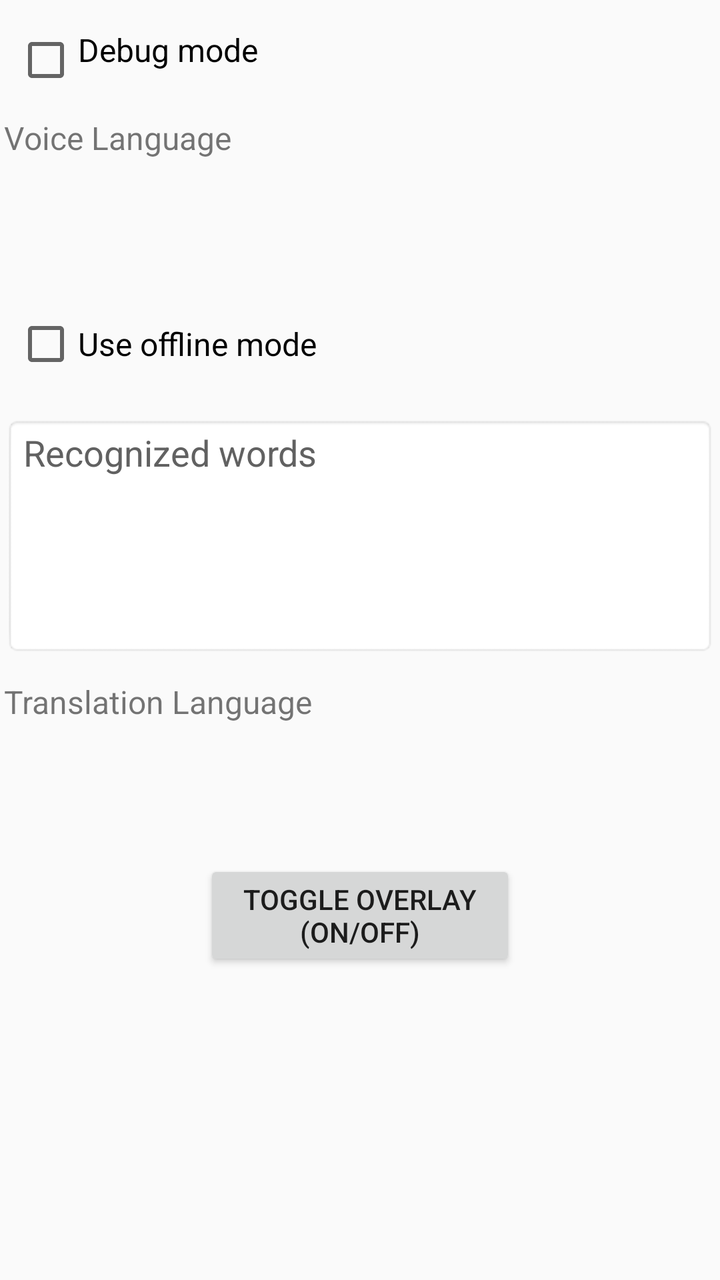
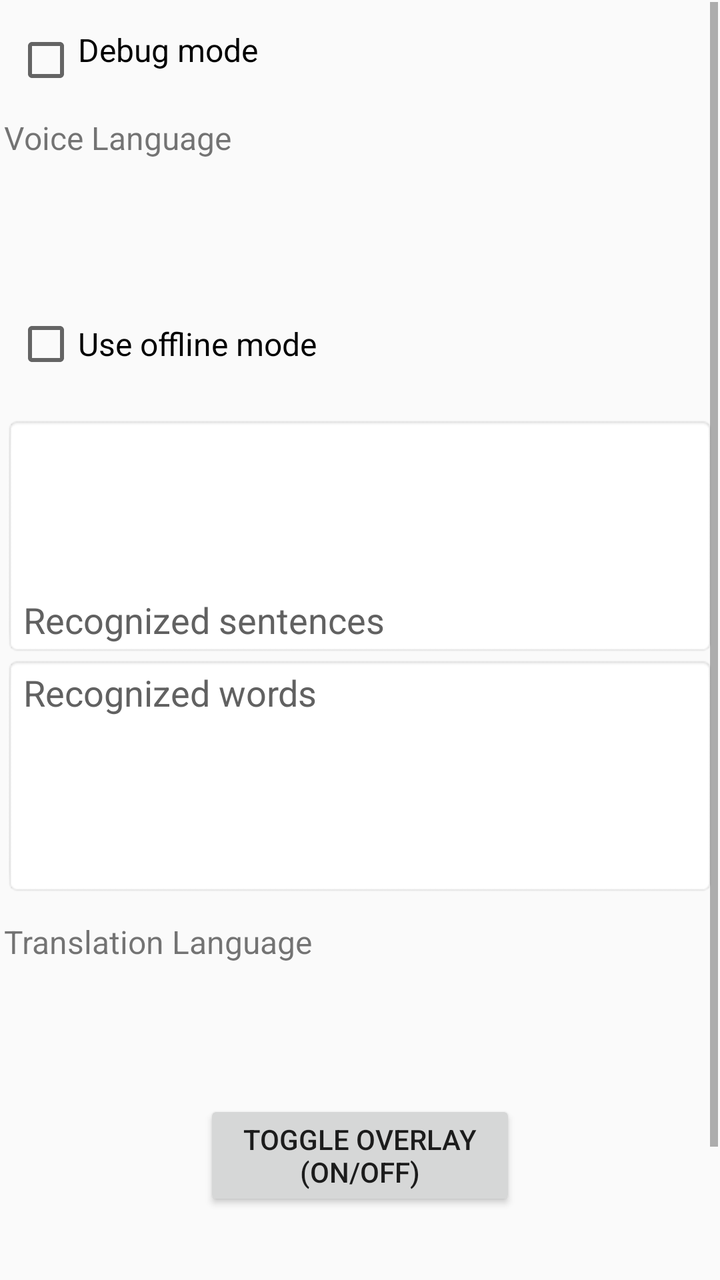

Two renders of the same Android screen: before a commit and after it. Below are the layout's source before the change and the commit's diff.
<!-- AndroidManifest.xml: application theme AppTheme -->
<!-- res/layout/activity_main.xml -->
<?xml version="1.0" encoding="utf-8"?>
<ScrollView xmlns:android="http://schemas.android.com/apk/res/android"
    xmlns:tools="http://schemas.android.com/tools"
    android:id="@+id/root"
    android:layout_width="fill_parent"
    android:layout_height="fill_parent"
    android:layout_marginLeft="5dp"
    android:layout_marginRight="5dp"
    android:layout_gravity="center_horizontal"
    android:orientation="vertical"
    android:padding="1dp"
    android:fillViewport="false"
    >
    <TableLayout
        android:layout_width="match_parent"
        android:layout_height="wrap_content"
        android:paddingLeft="1dp"
        android:paddingRight="1dp"
        android:paddingTop="1dp"
        android:paddingBottom="1dp"
        tools:context=".MainActivity"
        >
        <View
            android:layout_width="match_parent"
            android:layout_height="12sp"
            />
        <CheckBox
            android:id="@+id/checkbox_debug_mode"
            android:text="@string/debug_mode"
            android:minHeight="32dp"
            android:padding="0dp"
            android:gravity="start"
            android:textAlignment="gravity"
            android:textSize="16sp"
            android:layout_width="wrap_content"
            android:layout_height="wrap_content"
            android:layout_marginStart="5dp"
            android:layout_marginTop="0dp"
            android:layout_marginEnd="5dp"
            android:layout_marginBottom="0dp"
            android:checked="false"
            />
        <View
            android:layout_width="match_parent"
            android:layout_height="12sp"
            />
        <TableRow>
            <TextView
                android:id="@+id/textview_text1"
                android:text="@string/voice_language"
                android:gravity="start"
                android:textSize="16sp"
                android:textAlignment="gravity"
                android:layout_width="wrap_content"
                android:layout_height="40dp"
                />

            <Spinner
                android:id="@+id/spinner_src_languages"
                android:contentDescription="@string/spinner_src_languages"
                android:spinnerMode="dropdown"
                android:backgroundTint="@color/colorPrimary"
                android:gravity="start"
                android:textAlignment="gravity"
                android:minHeight="40dp"
                android:layout_marginStart="12dp"
                android:layout_width="228dp"
                android:layout_height="wrap_content"
                />
        </TableRow>
        <TextView
            android:id="@+id/textview_src_dialect"
            android:textSize="14sp"
            android:gravity="center"
            android:textAlignment="gravity"
            android:layout_width="wrap_content"
            android:layout_height="wrap_content"
            />
        <TextView
            android:id="@+id/textview_src"
            android:textSize="14sp"
            android:gravity="center"
            android:textAlignment="gravity"
            android:layout_width="wrap_content"
            android:layout_height="wrap_content"
            />
        <View
            android:layout_width="match_parent"
            android:layout_height="12sp"
            />
        <TableRow
            android:layout_width="match_parent"
            android:layout_height="wrap_content">
            <CheckBox
                android:id="@+id/checkbox_offline_mode"
                android:layout_width="wrap_content"
                android:layout_height="48dp"
                android:layout_marginStart="5dp"
                android:gravity="center_vertical"
                android:padding="0dp"
                android:text="@string/use_offline_mode"
                android:textSize="16sp"
                />
            <Button
                android:id="@+id/button_download_language"
                android:layout_width="wrap_content"
                android:layout_height="wrap_content"
                android:layout_marginStart="8dp"
                android:layout_marginEnd="5dp"
                android:paddingStart="2dp"
                android:paddingEnd="2dp"
                android:minWidth="0dp"
                android:text="@string/download_language"
                android:textSize="14sp"
                android:visibility="gone"
                />
        </TableRow>
        <View
            android:layout_width="match_parent"
            android:layout_height="12sp"
            />
        <EditText
            android:id="@+id/voice_text"
            android:layout_width="match_parent"
            android:layout_height="120dp"
            android:autofillHints=""
            android:background="@android:drawable/editbox_background"
            android:gravity="start"
            android:focusable="false"
            android:focusableInTouchMode="true"
            android:hint="@string/recognized_words"
            android:maxLines="3"
            android:textSize="18sp"
            android:textAlignment="gravity"
            android:textColorHint="#616161"
            tools:ignore="LabelFor,TextFields"
            />
        <View
            android:layout_width="match_parent"
            android:layout_height="12sp"
            />
        <TableRow>
            <TextView
                android:id="@+id/textview_text2"
                android:layout_width="wrap_content"
                android:layout_height="40dp"
                android:gravity="start"
                android:text="@string/translation_language"
                android:textAlignment="gravity"
                android:textSize="16sp"
                />

            <Spinner
                android:id="@+id/spinner_dst_languages"
                android:contentDescription="@string/spinner_dst_languages"
                android:spinnerMode="dropdown"
                android:backgroundTint="@color/colorPrimary"
                android:gravity="start"
                android:textAlignment="gravity"
                android:minHeight="40dp"
                android:layout_marginStart="12dp"
                android:layout_width="228dp"
                android:layout_height="wrap_content"
                />
        </TableRow>
        <TextView
            android:id="@+id/textview_dst_dialect"
            android:textSize="14sp"
            android:gravity="center"
            android:textAlignment="gravity"
            android:layout_width="wrap_content"
            android:layout_height="wrap_content"
            />
        <TextView
            android:id="@+id/textview_dst"
            android:textSize="14sp"
            android:gravity="center"
            android:textAlignment="gravity"
            android:layout_width="wrap_content"
            android:layout_height="wrap_content"
            />
        <View
            android:layout_width="match_parent"
            android:layout_height="12sp"
            />
        <Button
            android:id="@+id/button_toggle_overlay"
            android:layout_marginLeft="100dp"
            android:layout_marginRight="100dp"
            android:layout_height="wrap_content"
            android:layout_width="wrap_content"
            android:text="@string/toggle_overlay"
            android:textSize="14sp"
            />
        <View
            android:layout_width="match_parent"
            android:layout_height="12sp"
            />
        <TextView
            android:id="@+id/textview_recognizing"
            android:textSize="14sp"
            android:gravity="center"
            android:textAlignment="gravity"
            android:layout_width="wrap_content"
            android:layout_height="wrap_content"
            />
        <TextView
            android:id="@+id/textview_overlaying"
            android:textSize="14sp"
            android:gravity="center"
            android:textAlignment="gravity"
            android:layout_width="wrap_content"
            android:layout_height="wrap_content"
            />
        <TextView
            android:id="@+id/textview_debug"
            android:textSize="14sp"
            android:gravity="center"
            android:textAlignment="gravity"
            android:layout_width="wrap_content"
            android:layout_height="wrap_content"
            />
        <TextView
            android:id="@+id/textview_output_messages"
            android:textSize="14sp"
            android:gravity="center"
            android:textAlignment="gravity"
            android:layout_width="wrap_content"
            android:layout_height="wrap_content"
            />
        <TextView
            android:id="@+id/textview_mlkit_status"
            android:textSize="14sp"
            android:gravity="center"
            android:textAlignment="gravity"
            android:layout_width="wrap_content"
            android:layout_height="wrap_content"
            />
    </TableLayout>
</ScrollView>
<!-- resources referenced by this layout -->
<resources>
  <color name="colorPrimary">#6200EE</color>
  <string name="debug_mode">Debug mode</string>
  <string name="download_language">DOWNLOAD LANGUAGE</string>
  <string name="recognized_words">Recognized words</string>
  <string name="spinner_dst_languages">spinner_dst_languages</string>
  <string name="spinner_src_languages">spinner_src_languages</string>
  <string name="toggle_overlay">Toggle Overlay\n(ON/OFF)</string>
  <string name="translation_language">Translation Language</string>
  <string name="use_offline_mode">Use offline mode</string>
  <string name="voice_language">Voice Language</string>
  <style name="AppTheme" parent="Theme.AppCompat.Light.DarkActionBar">
          
          <item name="colorPrimary">@color/colorPrimary</item>
          <item name="colorPrimaryDark">@color/colorPrimaryDark</item>
          <item name="colorAccent">@color/colorAccent</item>
      </style>
  <color name="colorPrimaryDark">#3700B3</color>
  <color name="colorAccent">#03DAC5</color>
</resources>

<!-- the commit's change to res/layout/activity_main.xml (unified diff, before → after) -->
@@ -120,6 +120,22 @@
             android:layout_height="12sp"
             />
         <EditText
+            android:id="@+id/full_voice_text"
+            android:layout_width="match_parent"
+            android:layout_height="120dp"
+            android:autofillHints=""
+            android:background="@android:drawable/editbox_background"
+            android:gravity="bottom"
+            android:focusable="false"
+            android:focusableInTouchMode="true"
+            android:hint="@string/recognized_sentences"
+            android:maxLines="3"
+            android:textSize="18sp"
+            android:textAlignment="gravity"
+            android:textColorHint="#616161"
+            tools:ignore="LabelFor,TextFields"
+            />
+        <EditText
             android:id="@+id/voice_text"
             android:layout_width="match_parent"
             android:layout_height="120dp"
<!-- resource entries referenced after the edit -->
@@ -3,6 +3,7 @@
   <color name="colorPrimary">#6200EE</color>
   <string name="debug_mode">Debug mode</string>
   <string name="download_language">DOWNLOAD LANGUAGE</string>
+  <string name="recognized_sentences">Recognized sentences</string>
   <string name="recognized_words">Recognized words</string>
   <string name="spinner_dst_languages">spinner_dst_languages</string>
   <string name="spinner_src_languages">spinner_src_languages</string>
